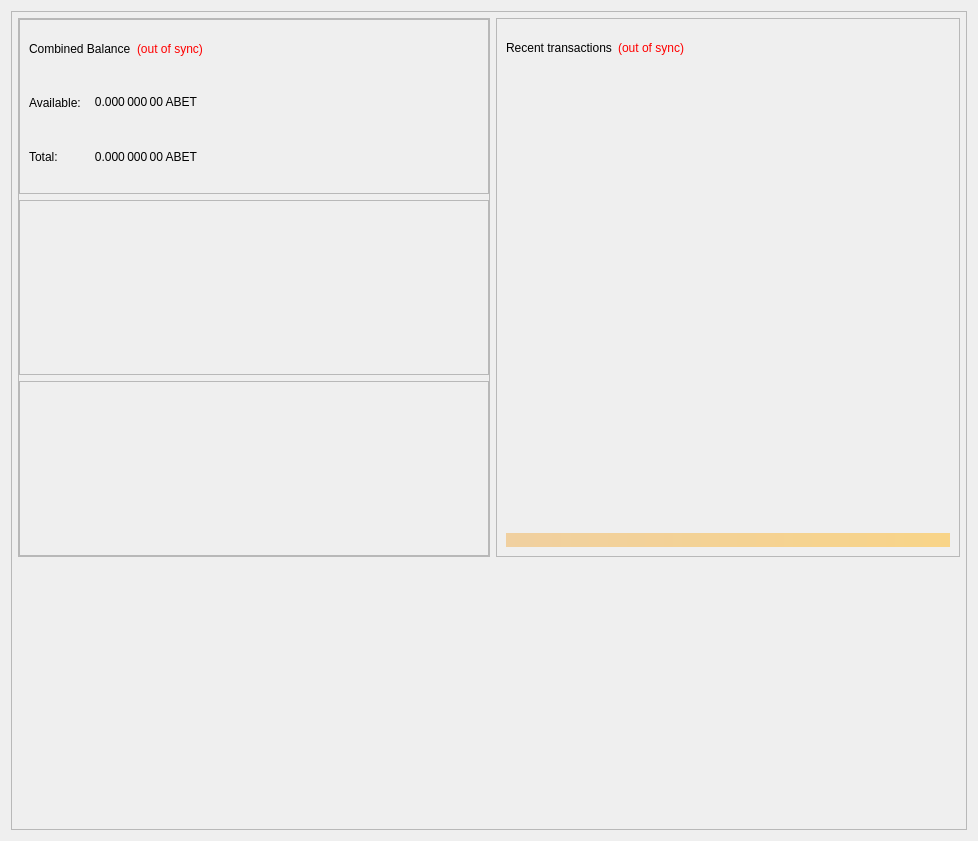
Above: src/qt/forms/overviewpage.ui from CoinStaging/abet before the change. Below: the same form after it.
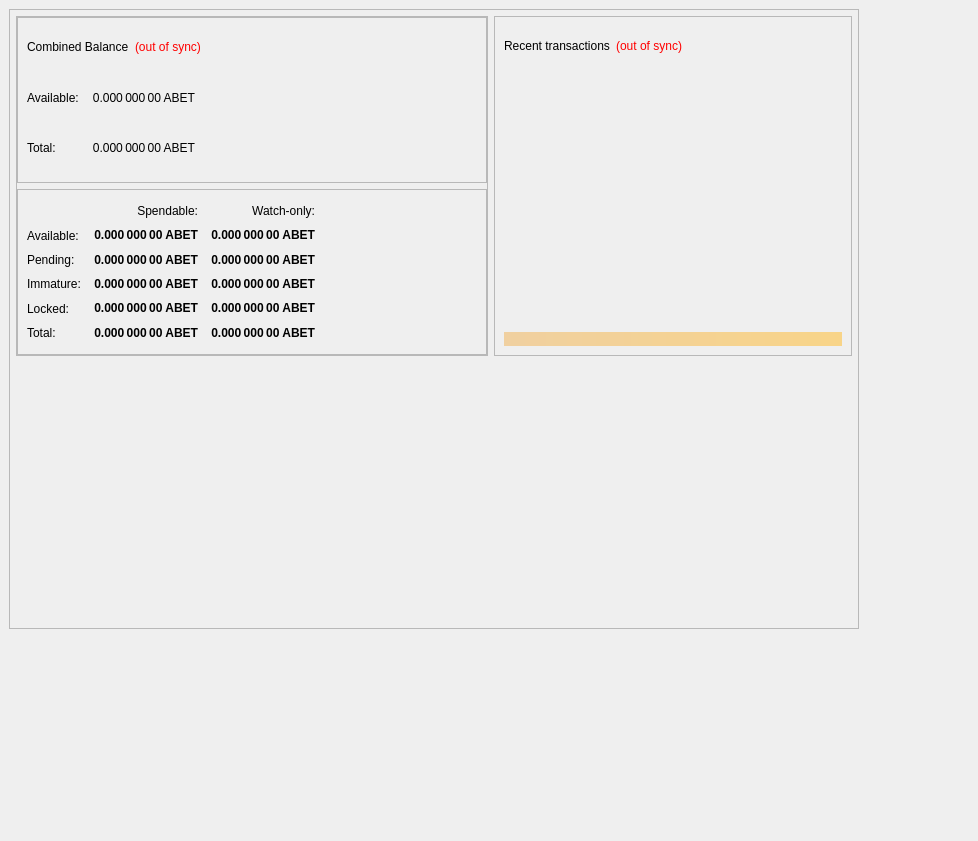
That is the form after the change.

Commit message: Add Amounts Table back

```diff
--- a/src/qt/forms/overviewpage.ui
+++ b/src/qt/forms/overviewpage.ui
@@ -19,9 +19,15 @@
   <property name="windowTitle">
    <string>Form</string>
   </property>
-  <layout class="QGridLayout" name="gridLayout">
-   <item row="0" column="0">
     <widget class="QFrame" name="frame_BG">
+   <property name="geometry">
+    <rect>
+     <x>9</x>
+     <y>9</y>
+     <width>850</width>
+     <height>620</height>
+    </rect>
+   </property>
      <property name="minimumSize">
       <size>
        <width>850</width>
@@ -121,7 +127,7 @@
                  <property name="frameShadow">
                   <enum>QFrame::Raised</enum>
                  </property>
-                 <layout class="QVBoxLayout" name="verticalLayout" stretch="0,0,0">
+               <layout class="QVBoxLayout" name="verticalLayout" stretch="0,0">
                   <property name="leftMargin">
                    <number>0</number>
                   </property>
@@ -323,18 +329,342 @@
                     <property name="frameShadow">
                      <enum>QFrame::Raised</enum>
                     </property>
-                    <layout class="QVBoxLayout" name="verticalLayout_4"/>
-                   </widget>
-                  </item>
+                  <layout class="QVBoxLayout" name="verticalLayout_4">
                   <item>
-                   <widget class="QFrame" name="frame_ZerocoinBalances">
-                    <property name="frameShape">
-                     <enum>QFrame::StyledPanel</enum>
-                    </property>
-                    <property name="frameShadow">
-                     <enum>QFrame::Raised</enum>
-                    </property>
-                    <layout class="QVBoxLayout" name="verticalLayout_7"/>
+                    <layout class="QGridLayout" name="gridLayout">
+                     <property name="horizontalSpacing">
+                      <number>12</number>
+                     </property>
+                     <property name="verticalSpacing">
+                      <number>0</number>
+                     </property>
+                     <item row="0" column="1">
+                      <widget class="QLabel" name="labelSpendable">
+                       <property name="text">
+                        <string>Spendable:</string>
+                       </property>
+                       <property name="alignment">
+                        <set>Qt::AlignRight|Qt::AlignTrailing|Qt::AlignVCenter</set>
+                       </property>
+                      </widget>
+                     </item>
+                     <item row="0" column="2">
+                      <widget class="QLabel" name="labelWatchonly">
+                       <property name="text">
+                        <string>Watch-only:</string>
+                       </property>
+                       <property name="alignment">
+                        <set>Qt::AlignRight|Qt::AlignTrailing|Qt::AlignVCenter</set>
+                       </property>
+                      </widget>
+                     </item>
+                     <item row="1" column="0">
+                      <widget class="QLabel" name="labelBalanceText">
+                       <property name="text">
+                        <string>Available:</string>
+                       </property>
+                      </widget>
+                     </item>
+                     <item row="1" column="1">
+                      <widget class="QLabel" name="labelBalance">
+                       <property name="font">
+                        <font>
+                         <weight>75</weight>
+                         <bold>true</bold>
+                        </font>
+                       </property>
+                       <property name="cursor">
+                        <cursorShape>IBeamCursor</cursorShape>
+                       </property>
+                       <property name="toolTip">
+                        <string>Your current spendable balance</string>
+                       </property>
+                       <property name="text">
+                        <string notr="true">0.000 000 00 ABET</string>
+                       </property>
+                       <property name="alignment">
+                        <set>Qt::AlignRight|Qt::AlignTrailing|Qt::AlignVCenter</set>
+                       </property>
+                       <property name="textInteractionFlags">
+                        <set>Qt::LinksAccessibleByMouse|Qt::TextSelectableByKeyboard|Qt::TextSelectableByMouse</set>
+                       </property>
+                      </widget>
+                     </item>
+                     <item row="1" column="2">
+                      <widget class="QLabel" name="labelWatchAvailable">
+                       <property name="font">
+                        <font>
+                         <weight>75</weight>
+                         <bold>true</bold>
+                        </font>
+                       </property>
+                       <property name="cursor">
+                        <cursorShape>IBeamCursor</cursorShape>
+                       </property>
+                       <property name="toolTip">
+                        <string>Your current balance in watch-only addresses</string>
+                       </property>
+                       <property name="text">
+                        <string notr="true">0.000 000 00 ABET</string>
+                       </property>
+                       <property name="alignment">
+                        <set>Qt::AlignRight|Qt::AlignTrailing|Qt::AlignVCenter</set>
+                       </property>
+                       <property name="textInteractionFlags">
+                        <set>Qt::LinksAccessibleByMouse|Qt::TextSelectableByKeyboard|Qt::TextSelectableByMouse</set>
+                       </property>
+                      </widget>
+                     </item>
+                     <item row="2" column="0">
+                      <widget class="QLabel" name="labelPendingText">
+                       <property name="text">
+                        <string>Pending:</string>
+                       </property>
+                      </widget>
+                     </item>
+                     <item row="2" column="1">
+                      <widget class="QLabel" name="labelUnconfirmed">
+                       <property name="font">
+                        <font>
+                         <weight>75</weight>
+                         <bold>true</bold>
+                        </font>
+                       </property>
+                       <property name="cursor">
+                        <cursorShape>IBeamCursor</cursorShape>
+                       </property>
+                       <property name="toolTip">
+                        <string>Total of transactions that have yet to be confirmed, and do not yet count toward the spendable balance</string>
+                       </property>
+                       <property name="text">
+                        <string notr="true">0.000 000 00 ABET</string>
+                       </property>
+                       <property name="alignment">
+                        <set>Qt::AlignRight|Qt::AlignTrailing|Qt::AlignVCenter</set>
+                       </property>
+                       <property name="textInteractionFlags">
+                        <set>Qt::LinksAccessibleByMouse|Qt::TextSelectableByKeyboard|Qt::TextSelectableByMouse</set>
+                       </property>
+                      </widget>
+                     </item>
+                     <item row="2" column="2">
+                      <widget class="QLabel" name="labelWatchPending">
+                       <property name="font">
+                        <font>
+                         <weight>75</weight>
+                         <bold>true</bold>
+                        </font>
+                       </property>
+                       <property name="cursor">
+                        <cursorShape>IBeamCursor</cursorShape>
+                       </property>
+                       <property name="toolTip">
+                        <string>Unconfirmed transactions to watch-only addresses</string>
+                       </property>
+                       <property name="text">
+                        <string notr="true">0.000 000 00 ABET</string>
+                       </property>
+                       <property name="alignment">
+                        <set>Qt::AlignRight|Qt::AlignTrailing|Qt::AlignVCenter</set>
+                       </property>
+                       <property name="textInteractionFlags">
+                        <set>Qt::LinksAccessibleByMouse|Qt::TextSelectableByKeyboard|Qt::TextSelectableByMouse</set>
+                       </property>
+                      </widget>
+                     </item>
+                     <item row="3" column="0">
+                      <widget class="QLabel" name="labelImmatureText">
+                       <property name="text">
+                        <string>Immature:</string>
+                       </property>
+                      </widget>
+                     </item>
+                     <item row="3" column="1">
+                      <widget class="QLabel" name="labelImmature">
+                       <property name="font">
+                        <font>
+                         <weight>75</weight>
+                         <bold>true</bold>
+                        </font>
+                       </property>
+                       <property name="cursor">
+                        <cursorShape>IBeamCursor</cursorShape>
+                       </property>
+                       <property name="toolTip">
+                        <string>Staked or masternode rewards that has not yet matured</string>
+                       </property>
+                       <property name="text">
+                        <string notr="true">0.000 000 00 ABET</string>
+                       </property>
+                       <property name="alignment">
+                        <set>Qt::AlignRight|Qt::AlignTrailing|Qt::AlignVCenter</set>
+                       </property>
+                       <property name="textInteractionFlags">
+                        <set>Qt::LinksAccessibleByMouse|Qt::TextSelectableByKeyboard|Qt::TextSelectableByMouse</set>
+                       </property>
+                      </widget>
+                     </item>
+                     <item row="3" column="2">
+                      <widget class="QLabel" name="labelWatchImmature">
+                       <property name="font">
+                        <font>
+                         <weight>75</weight>
+                         <bold>true</bold>
+                        </font>
+                       </property>
+                       <property name="cursor">
+                        <cursorShape>IBeamCursor</cursorShape>
+                       </property>
+                       <property name="toolTip">
+                        <string>Staked or masternode rewards in watch-only addresses that has not yet matured</string>
+                       </property>
+                       <property name="text">
+                        <string notr="true">0.000 000 00 ABET</string>
+                       </property>
+                       <property name="alignment">
+                        <set>Qt::AlignRight|Qt::AlignTrailing|Qt::AlignVCenter</set>
+                       </property>
+                       <property name="textInteractionFlags">
+                        <set>Qt::LinksAccessibleByMouse|Qt::TextSelectableByKeyboard|Qt::TextSelectableByMouse</set>
+                       </property>
+                      </widget>
+                     </item>
+                     <item row="4" column="0">
+                      <widget class="QLabel" name="labelLockedBalanceText">
+                       <property name="toolTip">
+                        <string>Locked ABET or Masternode collaterals. These are excluded from zABET minting.</string>
+                       </property>
+                       <property name="text">
+                        <string>Locked:</string>
+                       </property>
+                      </widget>
+                     </item>
+                     <item row="4" column="1">
+                      <widget class="QLabel" name="labelLockedBalance">
+                       <property name="font">
+                        <font>
+                         <weight>75</weight>
+                         <bold>true</bold>
+                        </font>
+                       </property>
+                       <property name="cursor">
+                        <cursorShape>IBeamCursor</cursorShape>
+                       </property>
+                       <property name="toolTip">
+                        <string>Locked ABET or Masternode collaterals. These are excluded from zABET minting.</string>
+                       </property>
+                       <property name="text">
+                        <string notr="true">0.000 000 00 ABET</string>
+                       </property>
+                       <property name="alignment">
+                        <set>Qt::AlignRight|Qt::AlignTrailing|Qt::AlignVCenter</set>
+                       </property>
+                       <property name="textInteractionFlags">
+                        <set>Qt::LinksAccessibleByMouse|Qt::TextSelectableByKeyboard|Qt::TextSelectableByMouse</set>
+                       </property>
+                      </widget>
+                     </item>
+                     <item row="4" column="2">
+                      <widget class="QLabel" name="labelWatchLocked">
+                       <property name="font">
+                        <font>
+                         <weight>75</weight>
+                         <bold>true</bold>
+                        </font>
+                       </property>
+                       <property name="cursor">
+                        <cursorShape>IBeamCursor</cursorShape>
+                       </property>
+                       <property name="toolTip">
+                        <string>Current locked balance in watch-only addresses</string>
+                       </property>
+                       <property name="text">
+                        <string notr="true">0.000 000 00 ABET</string>
+                       </property>
+                       <property name="alignment">
+                        <set>Qt::AlignRight|Qt::AlignTrailing|Qt::AlignVCenter</set>
+                       </property>
+                       <property name="textInteractionFlags">
+                        <set>Qt::LinksAccessibleByMouse|Qt::TextSelectableByKeyboard|Qt::TextSelectableByMouse</set>
+                       </property>
+                      </widget>
+                     </item>
+                     <item row="5" column="0">
+                      <widget class="QLabel" name="labelTotalText">
+                       <property name="toolTip">
+                        <string>Your current Altbet balance, unconfirmed and immature transactions included</string>
+                       </property>
+                       <property name="text">
+                        <string>Total:</string>
+                       </property>
+                      </widget>
+                     </item>
+                     <item row="5" column="1">
+                      <widget class="QLabel" name="labelTotal">
+                       <property name="font">
+                        <font>
+                         <weight>75</weight>
+                         <bold>true</bold>
+                        </font>
+                       </property>
+                       <property name="cursor">
+                        <cursorShape>IBeamCursor</cursorShape>
+                       </property>
+                       <property name="toolTip">
+                        <string>Your current Altbet balance, unconfirmed and immature transactions included</string>
+                       </property>
+                       <property name="text">
+                        <string notr="true">0.000 000 00 ABET</string>
+                       </property>
+                       <property name="alignment">
+                        <set>Qt::AlignRight|Qt::AlignTrailing|Qt::AlignVCenter</set>
+                       </property>
+                       <property name="textInteractionFlags">
+                        <set>Qt::LinksAccessibleByMouse|Qt::TextSelectableByKeyboard|Qt::TextSelectableByMouse</set>
+                       </property>
+                      </widget>
+                     </item>
+                     <item row="5" column="2">
+                      <widget class="QLabel" name="labelWatchTotal">
+                       <property name="font">
+                        <font>
+                         <weight>75</weight>
+                         <bold>true</bold>
+                        </font>
+                       </property>
+                       <property name="cursor">
+                        <cursorShape>IBeamCursor</cursorShape>
+                       </property>
+                       <property name="toolTip">
+                        <string>Current total balance in watch-only addresses</string>
+                       </property>
+                       <property name="text">
+                        <string notr="true">0.000 000 00 ABET</string>
+                       </property>
+                       <property name="alignment">
+                        <set>Qt::AlignRight|Qt::AlignTrailing|Qt::AlignVCenter</set>
+                       </property>
+                       <property name="textInteractionFlags">
+                        <set>Qt::LinksAccessibleByMouse|Qt::TextSelectableByKeyboard|Qt::TextSelectableByMouse</set>
+                       </property>
+                      </widget>
+                     </item>
+                     <item row="5" column="3">
+                      <spacer name="horizontalSpacer_9">
+                       <property name="orientation">
+                        <enum>Qt::Horizontal</enum>
+                       </property>
+                       <property name="sizeHint" stdset="0">
+                        <size>
+                         <width>40</width>
+                         <height>20</height>
+                        </size>
+                       </property>
+                      </spacer>
+                     </item>
+                    </layout>
+                   </item>
+                  </layout>
                    </widget>
                   </item>
                  </layout>
@@ -503,8 +833,6 @@
       </item>
      </layout>
     </widget>
-   </item>
-  </layout>
  </widget>
  <resources/>
  <connections/>
```
Lines whose indentation alone changed are shown as unchanged.
